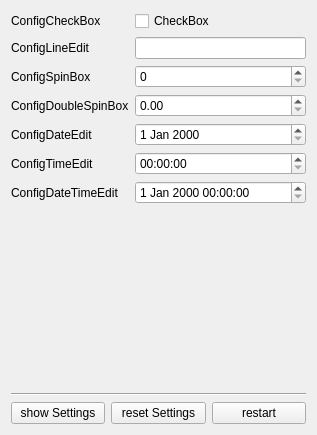
kolja-wagner/configwidgets, file example/example.ui: the form before one commit.
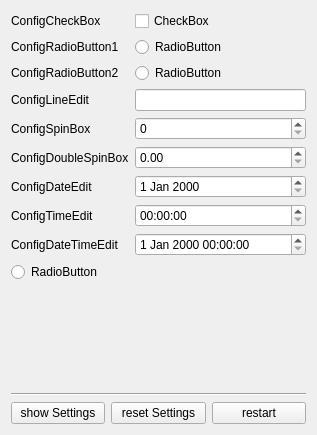
The form after the commit. Custom widgets are drawn as their Qt base class.

What changed in the file:
```diff
--- a/example/example.ui
+++ b/example/example.ui
@@ -30,68 +30,103 @@
        </property>
       </widget>
      </item>
-     <item row="1" column="0">
+     <item row="3" column="0">
       <widget class="QLabel" name="label_2">
        <property name="text">
         <string>ConfigLineEdit</string>
        </property>
       </widget>
      </item>
-     <item row="1" column="1">
+     <item row="3" column="1">
       <widget class="ConfigLineEdit" name="lineEdit"/>
      </item>
-     <item row="2" column="0">
+     <item row="4" column="0">
       <widget class="QLabel" name="label_3">
        <property name="text">
         <string>ConfigSpinBox</string>
        </property>
       </widget>
      </item>
-     <item row="2" column="1">
+     <item row="4" column="1">
       <widget class="ConfigSpinBox" name="spinBox"/>
      </item>
-     <item row="3" column="0">
+     <item row="5" column="0">
       <widget class="QLabel" name="label_4">
        <property name="text">
         <string>ConfigDoubleSpinBox</string>
        </property>
       </widget>
      </item>
-     <item row="3" column="1">
+     <item row="5" column="1">
       <widget class="ConfigDoubleSpinBox" name="doubleSpinBox"/>
      </item>
-     <item row="4" column="0">
+     <item row="6" column="0">
       <widget class="QLabel" name="configDateEditLabel">
        <property name="text">
         <string>ConfigDateEdit</string>
        </property>
       </widget>
      </item>
-     <item row="4" column="1">
+     <item row="6" column="1">
       <widget class="ConfigDateEdit" name="dateEdit"/>
      </item>
-     <item row="5" column="0">
+     <item row="7" column="0">
       <widget class="QLabel" name="configTimeEditLabel">
        <property name="text">
         <string>ConfigTimeEdit</string>
        </property>
       </widget>
      </item>
-     <item row="5" column="1">
+     <item row="7" column="1">
       <widget class="ConfigTimeEdit" name="timeEdit"/>
      </item>
-     <item row="6" column="0">
+     <item row="8" column="0">
       <widget class="QLabel" name="configDateTimeEditLabel">
        <property name="text">
         <string>ConfigDateTimeEdit</string>
        </property>
       </widget>
      </item>
-     <item row="6" column="1">
+     <item row="8" column="1">
       <widget class="ConfigDateTimeEdit" name="dateTimeEdit"/>
      </item>
+     <item row="1" column="1">
+      <widget class="ConfigRadioButton" name="radioButton_2">
+       <property name="text">
+        <string>RadioButton</string>
+       </property>
+      </widget>
+     </item>
+     <item row="1" column="0">
+      <widget class="QLabel" name="label_5">
+       <property name="text">
+        <string>ConfigRadioButton1</string>
+       </property>
+      </widget>
+     </item>
+     <item row="2" column="0">
+      <widget class="QLabel" name="label_6">
+       <property name="text">
+        <string>ConfigRadioButton2</string>
+       </property>
+      </widget>
+     </item>
+     <item row="2" column="1">
+      <widget class="ConfigRadioButton" name="radioButton_1">
+       <property name="text">
+        <string>RadioButton</string>
+       </property>
+      </widget>
+     </item>
     </layout>
    </item>
+   <item>
+    <widget class="QRadioButton" name="radioButton_3">
+     <property name="text">
+      <string>RadioButton</string>
+     </property>
+    </widget>
+   </item>
    <item>
     <spacer name="verticalSpacer">
      <property name="orientation">
@@ -100,7 +135,7 @@
      <property name="sizeHint" stdset="0">
       <size>
        <width>20</width>
-       <height>176</height>
+       <height>107</height>
       </size>
      </property>
     </spacer>
@@ -175,6 +210,11 @@
    <extends>QDateTimeEdit</extends>
    <header>configwidgets.h</header>
   </customwidget>
+  <customwidget>
+   <class>ConfigRadioButton</class>
+   <extends>QRadioButton</extends>
+   <header>configwidgets.h</header>
+  </customwidget>
  </customwidgets>
  <resources/>
  <connections/>
```
